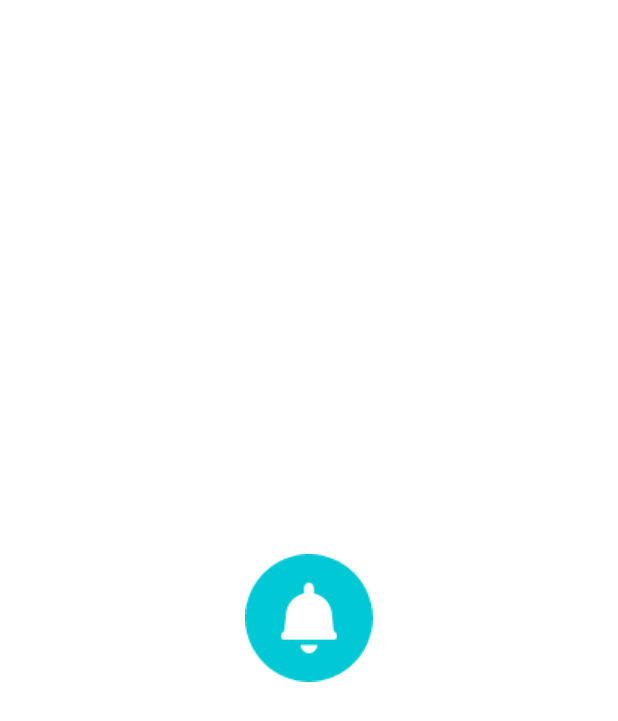
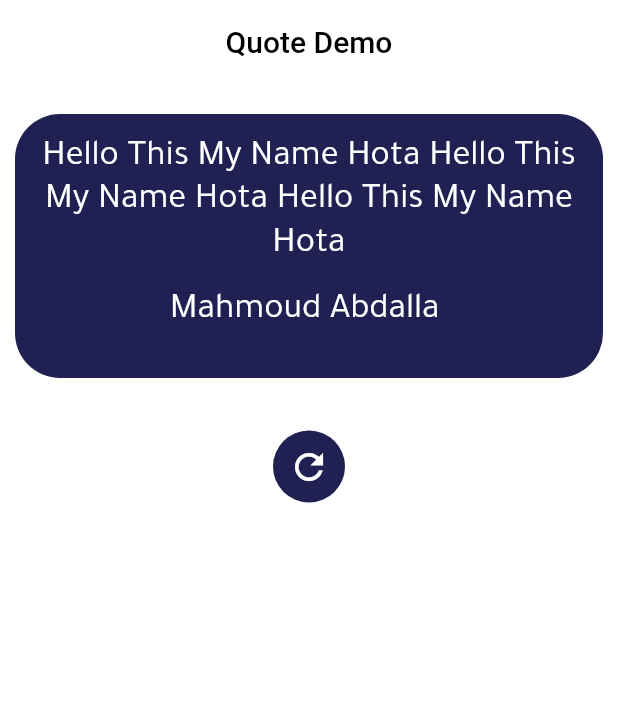
Before and after one commit to Mahmoud-Elbrer/QuotesApp, a Flutter app: the screen it shows after launch, on a phone screen of 412 x 824 dp. Shown: the top 721 px of the screen. Run offline on Flutter 3.47's test engine with Material 2 defaults, Android fonts, the phone set to English and light mode, and no system bars; our stand-ins replace bloc, equatable, fluttertoast.

Commit message:
working on ui qoutes

```diff
--- a/lib/config/themes/app_theme.dart
+++ b/lib/config/themes/app_theme.dart
@@ -4,18 +4,22 @@ import 'package:project/core/utils/app_strings.dart';
 
 ThemeData appTheme() {
   return ThemeData(
-    primaryColor: AppColors.primaryColor,
+    primaryColor: AppColors.primary,
     hintColor: AppColors.hintColor,
     primarySwatch: Colors.blue,
     brightness: Brightness.light,
     scaffoldBackgroundColor: Colors.white,
     fontFamily: AppStrings.fontFamily,
+    appBarTheme: const AppBarTheme(
+        centerTitle: true,
+        color: Colors.transparent,
+        elevation: 0,
+        titleTextStyle: TextStyle(
+          color: Colors.black,
+          fontSize: 20,
+          fontWeight: FontWeight.w500,
+        )),
     textTheme: const TextTheme(
-      button: TextStyle(
-        fontSize: 16,
-        color: Colors.black,
-        fontWeight: FontWeight.w500,
-      ),
-    ),
+        bodyMedium: TextStyle(fontSize: 24, color: Colors.white )),
   );
 }
--- a/lib/core/utils/app_colors.dart
+++ b/lib/core/utils/app_colors.dart
@@ -1,6 +1,7 @@
 import 'package:flutter/material.dart';
+import 'package:project/core/utils/hex_color.dart';
 
 class AppColors {
-  static Color primaryColor = Colors.green; //  HexColor("#000000"),
-  static Color hintColor = Colors.green;
+  static Color primary = HexColor('#202053');   // HexColor('#202053'); //  HexColor("#000000"),
+  static Color hintColor = Colors.black;
 }
--- a/lib/core/utils/constants.dart
+++ b/lib/core/utils/constants.dart
@@ -33,7 +33,7 @@ class Constants {
     Fluttertoast.showToast(
       msg: msg,
       toastLength: Toast.LENGTH_SHORT,
-      backgroundColor: color ?? AppColors.primaryColor,
+      backgroundColor: color ?? AppColors.primary,
       gravity: toastGravity ?? ToastGravity.BOTTOM,
     );
   }
--- a/lib/core/utils/hex_color.dart
+++ b/lib/core/utils/hex_color.dart
@@ -2,10 +2,9 @@ import 'package:flutter/material.dart';
 
 class HexColor extends Color {
   HexColor(final String hexColor) : super(_getColorFromHex(hexColor));
-
   static int _getColorFromHex(String hexColor) {
     hexColor = hexColor.toUpperCase().replaceAll("#", "");
-    if (hexColor.isEmpty) {
+    if (hexColor.length == 6) {
       hexColor = "FF$hexColor";
     }
     return int.parse(hexColor, radix: 16);
--- a/lib/features/random_quote/presentation/screens/quote_screen.dart
+++ b/lib/features/random_quote/presentation/screens/quote_screen.dart
@@ -1,9 +1,7 @@
 import 'package:flutter/material.dart';
-import 'package:project/config/routes/app_routes.dart';
-import 'package:project/core/utils/assets_manger.dart';
-import 'package:project/core/utils/media_query_values.dart';
-
-import '../../../../core/utils/constants.dart';
+import '../../../../core/utils/app_colors.dart';
+import '../../../../core/utils/app_strings.dart';
+import '../widgets/quote_content.dart';
 
 class QuoteScreen extends StatefulWidget {
   const QuoteScreen({Key? key}) : super(key: key);
@@ -13,21 +11,31 @@ class QuoteScreen extends StatefulWidget {
 }
 
 class _QuoteScreenState extends State<QuoteScreen> {
+  Widget _buildQuoteContent() {
+    return Column(
+      children: [
+        const QuoteContent(),
+        Container(
+          margin: const EdgeInsets.symmetric(vertical: 15),
+          padding: const EdgeInsets.all(10),
+          decoration: BoxDecoration(
+            shape: BoxShape.circle,
+            color:  AppColors.primary,
+          ),
+          child: const Icon(Icons.refresh, size: 28, color: Colors.white),
+        ),
+      ],
+    );
+  }
+
   @override
   Widget build(BuildContext context) {
+    final appBar = AppBar(
+      title: const Text(AppStrings.appName),
+    );
     return Scaffold(
-      body: Center(
-          child: InkWell(
-              onTap: () {
-                Constants.showToast(msg: 'Hello world');
-                Constants.showErrorDialog(
-                    context: context, msg: 'Error Happened');
-                Navigator.pushNamed(context, Routes.favoriteRoute);
-              },
-              child: Image.asset(
-                ImgAssets.logo,
-                width: context.width,
-              ))),
+      appBar: appBar,
+      body: _buildQuoteContent(),
     );
   }
 }
--- /dev/null
+++ b/lib/features/random_quote/presentation/widgets/quote_content.dart
@@ -0,0 +1,28 @@
+import 'package:flutter/material.dart';
+import 'package:project/core/utils/app_colors.dart';
+
+class QuoteContent extends StatelessWidget {
+  const QuoteContent({Key? key}) : super(key: key);
+
+  @override
+  Widget build(BuildContext context) {
+    return Container(
+      margin: const EdgeInsets.symmetric(vertical: 20, horizontal: 10),
+      padding: const EdgeInsets.all(15),
+      decoration: BoxDecoration(
+          color: AppColors.primary, borderRadius: BorderRadius.circular(30)),
+      child: Column(
+        children: [
+          Text(
+              textAlign: TextAlign.center,
+              'Hello This My Name Hota Hello This My Name Hota Hello This My Name Hota',
+              style: Theme.of(context).textTheme.bodyMedium),
+          Container(
+              margin: const EdgeInsets.symmetric(vertical: 15),
+              child: Text("Mahmoud Abdalla ",
+                  style: Theme.of(context).textTheme.bodyMedium)),
+        ],
+      ),
+    );
+  }
+}
```
